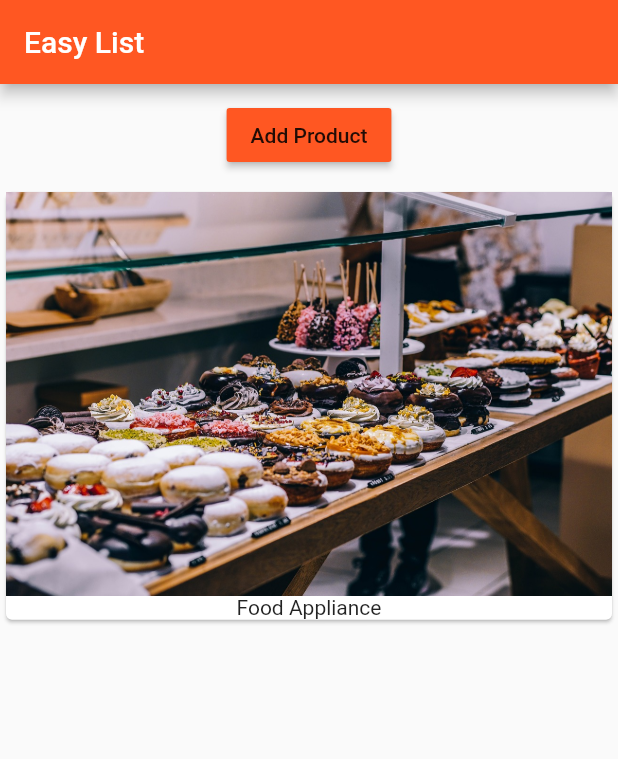
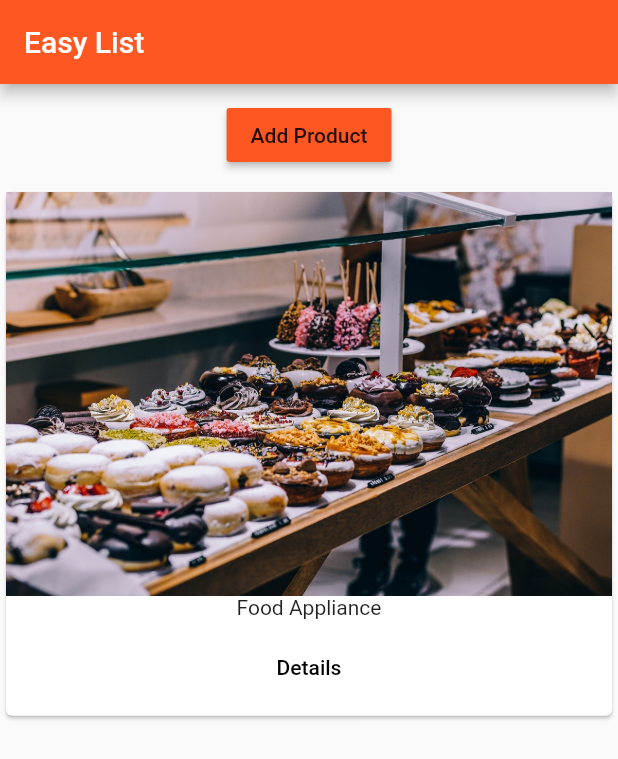
Before and after one commit to Rahul-Vijay/flutter-custom-app, a Flutter app: the screen it shows after launch, on a phone screen of 412 x 824 dp. Shown: the top 759 px of the screen. Run offline on Flutter 3.47's test engine with Material 2 defaults, Android fonts, the phone set to English and light mode, and no system bars.

Commit message:
added some navigation

```diff
--- a/lib/main.dart
+++ b/lib/main.dart
@@ -1,6 +1,6 @@
 import 'package:flutter/material.dart';
 
-import './product_manager.dart';
+import './pages/home.dart';
 
 void main() => runApp(MyApp());
 
@@ -12,11 +12,7 @@ class MyApp extends StatelessWidget {
           brightness: Brightness.light,
           primarySwatch: Colors.deepOrange,
           accentColor: Colors.deepPurple),
-      home: Scaffold(
-          appBar: AppBar(
-            title: Text('Easy List'),
-          ),
-          body: ProductManager(startingProduct: 'Food Appliance')),
+      home: HomePage(),
     );
   }
 }
--- /dev/null
+++ b/lib/pages/home.dart
@@ -0,0 +1,14 @@
+import 'package:flutter/material.dart';
+
+import '../product_manager.dart';
+
+class HomePage extends StatelessWidget {
+  @override
+  Widget build(BuildContext build) {
+    return Scaffold(
+        appBar: AppBar(
+          title: Text('Easy List'),
+        ),
+        body: ProductManager(startingProduct: 'Food Appliance'));
+  }
+}
--- a/lib/products.dart
+++ b/lib/products.dart
@@ -1,4 +1,6 @@
 import 'package:flutter/material.dart';
+
+import './pages/product.dart';
 
 class Products extends StatelessWidget {
   final List<String> products;
@@ -10,19 +12,42 @@ class Products extends StatelessWidget {
       child: Column(
         children: <Widget>[
           Image.asset('assets/food.jpg'),
-          Text(products[index])
+          Text(products[index]),
+          ButtonBar(
+            alignment: MainAxisAlignment.center,
+            children: <Widget>[
+              FlatButton(
+                child: new Text('Details'),
+                onPressed: () => Navigator.push(
+                      context,
+                      MaterialPageRoute(
+                        builder: (BuildContext context) => ProductPage(),
+                      ),
+                    ),
+              )
+            ],
+          )
         ],
       ),
     );
   }
 
+  Widget _buildProductList() {
+    Widget productCard;
+    if (products.length > 0) {
+      productCard = ListView.builder(
+        itemBuilder: _buildProductItem,
+        itemCount: products.length,
+      );
+    } else {
+      productCard =
+          Center(child: new Text('No products found please add some'));
+    }
+    return productCard;
+  }
+
   @override
   Widget build(BuildContext context) {
-    return products.length > 0
-        ? ListView.builder(
-            itemBuilder: _buildProductItem,
-            itemCount: products.length,
-          )
-        : Center(child: Text('No products found please add some'));
+    return _buildProductList();
   }
 }
```
Also changed, not shown: lib/pages/product.dart (added, +27 -0 lines).
